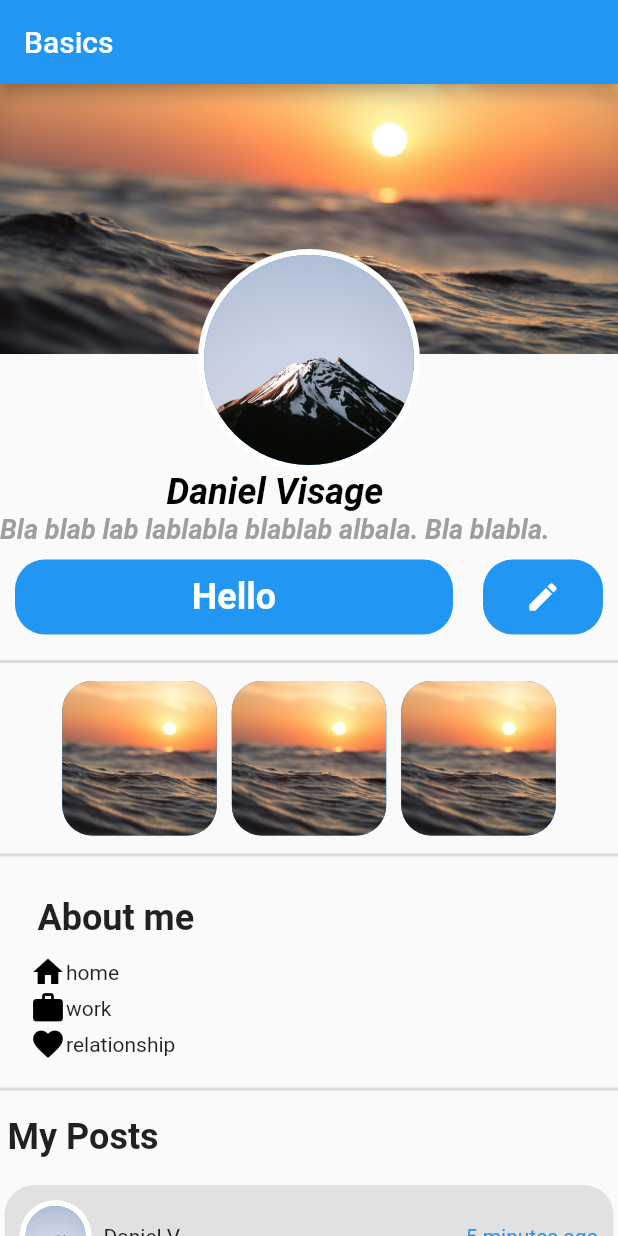
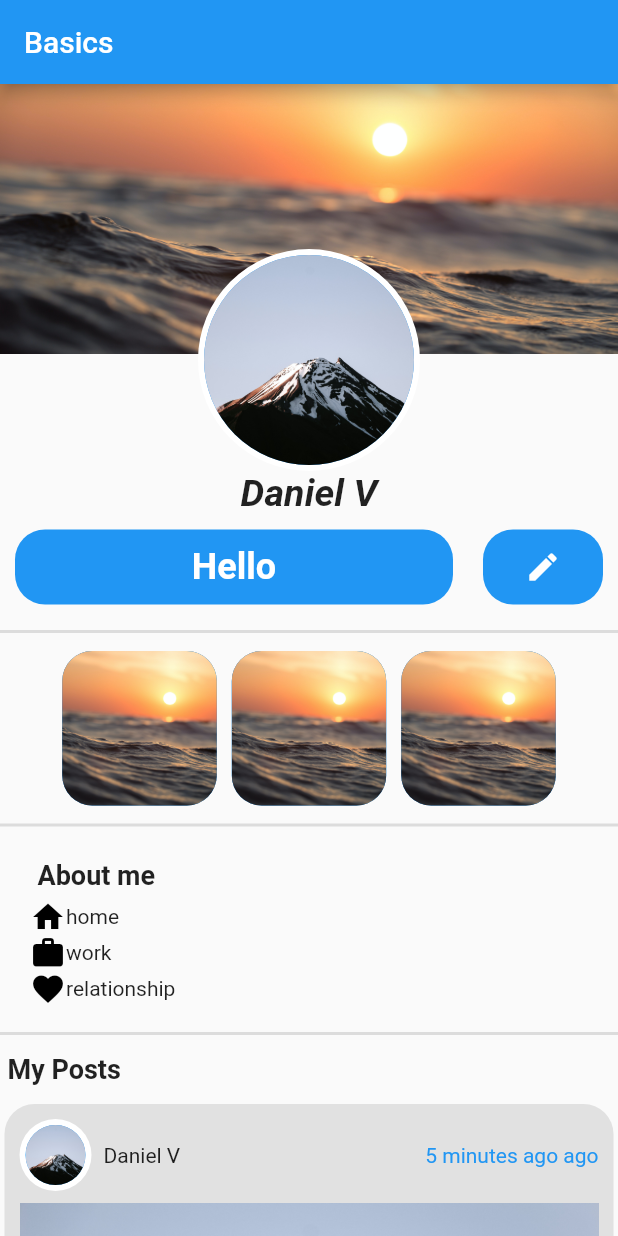
Before and after one commit to KiwiKoi/flutter-widget-practice, a Flutter app: the screen it shows after launch, on a phone screen of 412 x 824 dp. Run offline on Flutter 3.47's test engine with Material 2 defaults, Android fonts, the phone set to English and light mode, and no system bars.

Commit message:
finish section 11

```diff
--- a/lib/main.dart
+++ b/lib/main.dart
@@ -1,6 +1,9 @@
 import 'dart:ui';
 
 import 'package:flutter/material.dart';
+import 'package:les_widgets_basiques/main_title_text.dart';
+import 'package:les_widgets_basiques/section_title.dart';
+import 'post.dart';
 
 void main() {
   runApp(const MyApp());
@@ -27,13 +30,51 @@ class MyApp extends StatelessWidget {
         // is not restarted.
         primarySwatch: Colors.blue,
       ),
-      home: const BasicsPage(),
+      home: BasicsPage(),
     );
   }
 }
 
 class BasicsPage extends StatelessWidget {
-  const BasicsPage({Key? key}) : super(key: key);
+
+  final List<Post> posts = [
+    Post(
+      name: "Daniel V",
+      time: "5 minutes",
+      imagePath: "images/mountain.jpg",
+      likes: 20,
+      comments: 100,
+      desc:
+          "Lorem ipsum dolor sit amet, consectetur adipiscing elit, sed do eiusmod tempor incididunt ut labore et dolore magna aliqua. Ut enim ad minim veniam, quis nostrud exercitation ullamco laboris nisi ut aliquip ex ea commodo consequat. Duis aute irure dolor in reprehenderit in voluptate velit esse cillum dolore eu fugiat nulla pariatur. Excepteur sint occaecat cupidatat non proident, sunt in culpa qui officia deserunt mollit anim id est laborum.",
+    ),
+    Post(
+      name: "José G",
+      time: "2 minutes",
+      imagePath: "images/beach.jpg",
+      likes: 5,
+      comments: 15,
+      desc:
+          "Lorem ipsum dolor sit amet, consectetur adipiscing elit, sed do eiusmod tempor incididunt ut labore et dolore magna aliqua. Ut enim ad minim veniam, quis nostrud exercitation ullamco laboris nisi ut aliquip ex ea commodo consequat. Duis aute irure dolor in reprehenderit in voluptate velit esse cillum dolore eu fugiat nulla pariatur. Excepteur sint occaecat cupidatat non proident, sunt in culpa qui officia deserunt mollit anim id est laborum.",
+    ),
+    Post(
+      name: "Vincent D",
+      time: "2 minutes",
+      imagePath: "images/beach.jpg",
+      likes: 5,
+      comments: 15,
+      desc:
+          "Lorem ipsum dolor sit amet, consectetur adipiscing elit, sed do eiusmod tempor incididunt ut labore et dolore magna aliqua. Ut enim ad minim veniam, quis nostrud exercitation ullamco laboris nisi ut aliquip ex ea commodo consequat. Duis aute irure dolor in reprehenderit in voluptate velit esse cillum dolore eu fugiat nulla pariatur. Excepteur sint occaecat cupidatat non proident, sunt in culpa qui officia deserunt mollit anim id est laborum.",
+    ),
+    Post(
+      name: "Yann L",
+      time: "6 minutes",
+      imagePath: "images/beach.jpg",
+      likes: 5,
+      comments: 15,
+      desc:
+          "Lorem ipsum dolor sit amet, consectetur adipiscing elit, sed do eiusmod tempor incididunt ut labore et dolore magna aliqua. Ut enim ad minim veniam, quis nostrud exercitation ullamco laboris nisi ut aliquip ex ea commodo consequat. Duis aute irure dolor in reprehenderit in voluptate velit esse cillum dolore eu fugiat nulla pariatur. Excepteur sint occaecat cupidatat non proident, sunt in culpa qui officia deserunt mollit anim id est laborum.",
+    ),
+  ];
 
   @override
   Widget build(BuildContext context) {
@@ -46,8 +87,6 @@ class BasicsPage extends StatelessWidget {
       ),
       body: SingleChildScrollView(
           child: Column(
-        // mainAxisSize: MainAxisSize.max,
-        // mainAxisAlignment: MainAxisAlignment.spaceBetween,
         crossAxisAlignment: CrossAxisAlignment.start,
         children: [
           Stack(alignment: Alignment.topCenter, children: [
@@ -57,14 +96,11 @@ class BasicsPage extends StatelessWidget {
               child: profilePicture(radius: 70),
             ),
           ]),
-          Column(
-            mainAxisSize: MainAxisSize.max,
-            mainAxisAlignment: MainAxisAlignment.center,
+          Row(
             children: [
-              titleText(
-                "Daniel Visage",
-              ),
-              subText("Bla blab lab lablabla blablab albala. Bla blabla.")
+              Spacer(),
+              MainTitleText(data: "Daniel V"),
+              Spacer()
             ],
           ),
           Container(
@@ -75,14 +111,6 @@ class BasicsPage extends StatelessWidget {
                 iconButton(),
               ])),
           const Divider(thickness: 2.0),
-          /*Container(
-              margin: const EdgeInsets.all(10),
-              height: 200,
-              width: size.width,
-              child: Row(
-                mainAxisAlignment: MainAxisAlignment.spaceBetween,
-                children: [friendsSection()],
-              )),*/
           allFriends(width / 4),
           const Divider(thickness: 2.0),
           Container(
@@ -90,10 +118,8 @@ class BasicsPage extends StatelessWidget {
             child: aboutMe(),
           ),
           const Divider(thickness: 2.0),
-          sectionTitle("My Posts"),
-          post(time: "5 minutes", image: "images/mountain.jpg", likes: 2, comments: 3, desc: "Lorem ipsum dolor sit amet, consectetur adipiscing elit, sed do eiusmod tempor incididunt ut labore et dolore magna aliqua. Ut enim ad minim veniam, quis nostrud exercitation ullamco laboris nisi ut aliquip ex ea commodo consequat. Duis aute irure dolor in reprehenderit in voluptate velit esse cillum dolore eu fugiat nulla pariatur. Excepteur sint occaecat cupidatat non proident, sunt in culpa qui officia deserunt mollit anim id est laborum.", ),
-          post(time: "5 minutes", image: "images/mountain.jpg", likes: 40, comments: 10, desc: "Lorem ipsum dolor sit amet, consectetur adipiscing elit, sed do eiusmod tempor incididunt ut labore et dolore magna aliqua. Ut enim ad minim veniam, quis nostrud exercitation ullamco laboris nisi ut aliquip ex ea commodo consequat. Duis aute irure dolor in reprehenderit in voluptate velit esse cillum dolore eu fugiat nulla pariatur. Excepteur sint occaecat cupidatat non proident, sunt in culpa qui officia deserunt mollit anim id est laborum.", ),
-          post(time: "5 minutes", image: "images/mountain.jpg", likes: 10, comments: 0, desc: "Lorem ipsum dolor sit amet, consectetur adipiscing elit, sed do eiusmod tempor incididunt ut labore et dolore magna aliqua. Ut enim ad minim veniam, quis nostrud exercitation ullamco laboris nisi ut aliquip ex ea commodo consequat. Duis aute irure dolor in reprehenderit in voluptate velit esse cillum dolore eu fugiat nulla pariatur. Excepteur sint occaecat cupidatat non proident, sunt in culpa qui officia deserunt mollit anim id est laborum.", )
+          SectionTitle("My Posts"),
+          allPosts(),
         ],
       )),
     );
@@ -141,7 +167,7 @@ class BasicsPage extends StatelessWidget {
       mainAxisSize: MainAxisSize.max,
       crossAxisAlignment: CrossAxisAlignment.start,
       children: [
-        sectionTitle("About me"),
+        SectionTitle("About me"),
         aboutMeLine("home", Icons.home),
         aboutMeLine("work", Icons.work),
         aboutMeLine("relationship", Icons.favorite),
@@ -192,39 +218,6 @@ class BasicsPage extends StatelessWidget {
         ));
   }
 
-  Widget sectionTitle(String text) {
-    return Container(
-        padding: const EdgeInsets.fromLTRB(5, 10, 5, 10),
-        child: Text(text,
-            textAlign: TextAlign.left,
-            style: const TextStyle(
-              fontWeight: FontWeight.bold,
-              fontSize: 24,
-            )));
-  }
-
-  Container friendsSection() {
-    return Container(
-      margin: const EdgeInsets.fromLTRB(5, 10, 5, 10),
-      child: Column(
-        children: [
-          sectionTitle("Friends"),
-          Row(
-            mainAxisSize: MainAxisSize.max,
-            mainAxisAlignment: MainAxisAlignment.spaceBetween,
-            children: [
-              friendCard(),
-              const SizedBox(width: 20),
-              friendCard(),
-              const SizedBox(width: 20),
-              friendCard(),
-            ],
-          ),
-        ],
-      ),
-    );
-  }
-
   Column friendsImage(String name, String imagePath, double width) {
     return Column(children: [
       Container(
@@ -237,7 +230,7 @@ class BasicsPage extends StatelessWidget {
             borderRadius: BorderRadius.circular(20),
             boxShadow: const [BoxShadow(color: Colors.grey)],
             color: Colors.blue,
-          ))
+          )),
     ]);
   }
 
@@ -286,8 +279,17 @@ class BasicsPage extends StatelessWidget {
     );
   }
 
-  Container post(
-      {required String time, required String image, required String desc, required num likes, required num comments }) {
+  Column allPosts() {
+    List<Widget> postToAdd = [];
+    posts.forEach((element) {
+      postToAdd.add(post(post: element));
+    });
+    return Column(
+      children: postToAdd,
+    );
+  }
+
+  Container post({required Post post}) {
     return Container(
       margin: const EdgeInsets.only(top: 8, left: 3, right: 3),
       padding: const EdgeInsets.all(10),
@@ -296,31 +298,35 @@ class BasicsPage extends StatelessWidget {
           color: const Color.fromRGBO(225, 225, 225, 1)),
       child: Column(
         children: [
-        Row(children: [
+          Row(
+            children: [
               profilePicture(radius: 20),
-          const Padding(padding: EdgeInsets.only(left:8),),
-          const Text("Daniel V"),
+              const Padding(
+                padding: EdgeInsets.only(left: 8),
+              ),
+              Text(post.name),
               const Spacer(),
-          timeText(time)
+              timeText(post.setTime())
             ],
           ),
           Padding(
             padding: EdgeInsets.only(top: 8, bottom: 8),
-          child: Image.asset(image, fit: BoxFit.cover),
+            child: Image.asset(post.imagePath, fit: BoxFit.cover),
           ),
-        Text(desc, style: const TextStyle(
-          color: Colors.blueGrey
+          Text(
+            post.desc,
+            style: const TextStyle(color: Colors.blueGrey),
+            textAlign: TextAlign.center,
           ),
-        textAlign: TextAlign.center,),
           Divider(),
           Row(
             mainAxisSize: MainAxisSize.max,
             mainAxisAlignment: MainAxisAlignment.spaceEvenly,
             children: [
               Icon(Icons.favorite),
-            Text("$likes Likes"),
+              Text(post.setLikes()),
               Icon(Icons.message),
-            Text("$comments comments")
+              Text(post.setComments())
             ],
           )
         ],
@@ -328,7 +334,10 @@ class BasicsPage extends StatelessWidget {
     );
   }
 
-  Text timeText(String time){
-    return Text("$time ago", style: const TextStyle(color: Colors.blue),);
+  Text timeText(String time) {
+    return Text(
+      "$time ago",
+      style: const TextStyle(color: Colors.blue),
+    );
   }
 }
--- /dev/null
+++ b/lib/main_title_text.dart
@@ -0,0 +1,13 @@
+import 'package:flutter/material.dart';
+
+class MainTitleText extends Text {
+  String data;
+  MainTitleText({required this.data}): super(
+    data,
+    style: TextStyle(
+      fontSize: 25,
+      fontStyle: FontStyle.italic,
+      fontWeight: FontWeight.bold
+    )
+  );
+}
--- /dev/null
+++ b/lib/post.dart
@@ -0,0 +1,42 @@
+class Post {
+  String name;
+  String time;
+  String _imagePath = "";
+  String desc;
+  int likes;
+  int comments;
+
+  Post(
+      {required this.name,
+      required this.time,
+      String imagePath = "",
+      required this.desc,
+      this.likes = 0,
+      this.comments = 0}) {
+    _imagePath = imagePath;
+  }
+
+  String get imagePath {
+    return _imagePath;
+  }
+
+  set image(String newUrl) {
+    if (newUrl != ""){
+      _imagePath = newUrl;
+    }
+  }
+
+  String setTime() => "$time ago";
+
+  String setLikes() {
+    return "$likes likes";
+  }
+
+  String setComments() {
+    if (comments > 1) {
+      return "$comments comments";
+    } else {
+      return "$comments comments";
+    }
+  }
+}
--- /dev/null
+++ b/lib/section_title.dart
@@ -0,0 +1,20 @@
+import 'package:flutter/material.dart';
+
+class SectionTitle extends StatelessWidget {
+  final String text;
+
+  SectionTitle(this.text);
+  @override
+  Widget build(BuildContext context) {
+    return Padding(
+      padding: EdgeInsets.all(5),
+      child: Text(
+        text,
+        style: TextStyle(
+          fontWeight: FontWeight.w600,
+          fontSize: 18
+        )
+      )
+    );
+  }
+}
```
Lines whose indentation alone changed are shown as unchanged.
